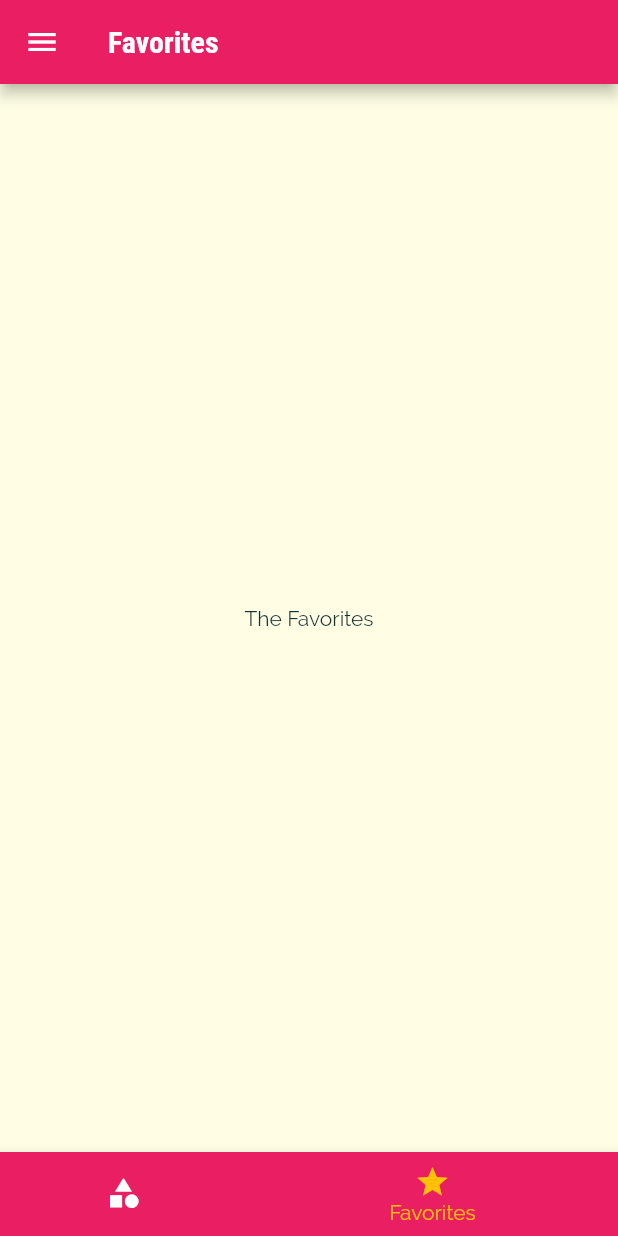
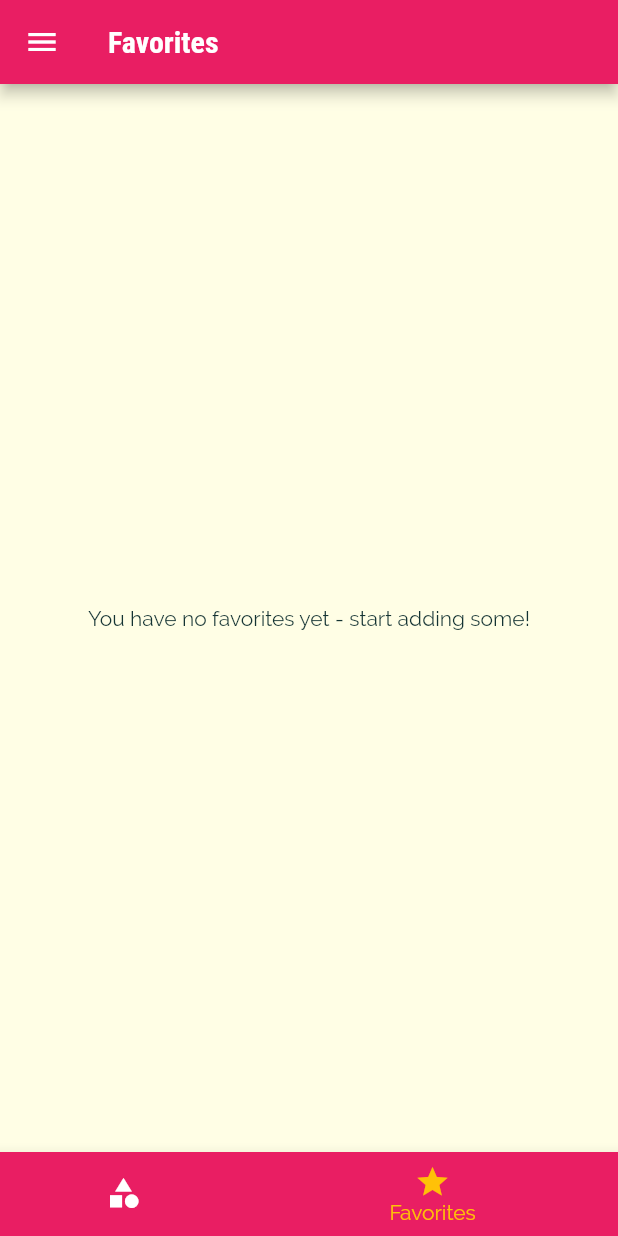
Before and after one commit to Vibhav04/Meals-App, a Flutter app: the screen it shows after launch, item 2 of the bottom bar chosen, on a phone screen of 412 x 824 dp. Run offline on Flutter 3.47's test engine with Material 2 defaults, Android fonts, the phone set to English and light mode, and no system bars.

Commit message:
complete project

```diff
--- a/lib/main.dart
+++ b/lib/main.dart
@@ -26,7 +26,7 @@ class _MyAppState extends State<MyApp> {
     'vegetarian': false,
   };
   List<Meal> _availableMeals = DUMMY_MEALS;
-  List<Meal> _favoriteMeals = [];
+  final List<Meal> _favoriteMeals = [];
 
   void _setFilters(Map<String, bool> filterData) {
     setState(() {
@@ -94,18 +94,27 @@ class _MyAppState extends State<MyApp> {
       ),
       initialRoute: '/', // default is '/'
       routes: {
-        '/': (ctx) => const TabsScreen(),
+        '/': (ctx) => TabsScreen(
+              favoriteMeals: _favoriteMeals,
+            ),
         CategoryMealsScreen.routeName: (ctx) => CategoryMealsScreen(
               availableMeals: _availableMeals,
             ),
-        MealDetailScreen.routeName: (ctx) => const MealDetailScreen(),
+        MealDetailScreen.routeName: (ctx) => MealDetailScreen(
+              isFavorite: _isMealFavorite,
+              toggleFavorite: _toggleFavorite,
+            ),
         FiltersScreen.routeName: (ctx) => FiltersScreen(
               currentFilters: _filters,
               saveFilters: _setFilters,
             ),
       },
       onUnknownRoute: (settings) {
-        return MaterialPageRoute(builder: (ctx) => const TabsScreen());
+        return MaterialPageRoute(
+          builder: (ctx) => TabsScreen(
+            favoriteMeals: _favoriteMeals,
+          ),
+        );
       },
     );
   }
--- a/lib/screens/favorites_screen.dart
+++ b/lib/screens/favorites_screen.dart
@@ -1,12 +1,35 @@
 import 'package:flutter/material.dart';
 
+import '../models/meal.dart';
+import '../widgets/meal_item.dart';
+
 class FavoritesScreen extends StatelessWidget {
-  const FavoritesScreen({super.key});
+  final List<Meal> favoriteMeals;
+
+  const FavoritesScreen({super.key, required this.favoriteMeals});
 
   @override
   Widget build(BuildContext context) {
-    return const Center(
-      child: Text('The Favorites'),
-    );
+    if (favoriteMeals.isEmpty) {
+      return const Center(
+        child: Text(
+          'You have no favorites yet - start adding some!',
+        ),
+      );
+    } else {
+      return ListView.builder(
+        itemBuilder: (ctx, index) {
+          return MealItem(
+            title: favoriteMeals[index].title,
+            imageUrl: favoriteMeals[index].imageUrl,
+            duration: favoriteMeals[index].duration,
+            complexity: favoriteMeals[index].complexity,
+            affordability: favoriteMeals[index].affordability,
+            id: favoriteMeals[index].id,
+          );
+        },
+        itemCount: favoriteMeals.length,
+      );
+    }
   }
 }
--- a/lib/screens/tabs_screen.dart
+++ b/lib/screens/tabs_screen.dart
@@ -3,20 +3,37 @@ import 'package:flutter/material.dart';
 import '../widgets/main_drawer.dart';
 import './categories_screen.dart';
 import './favorites_screen.dart';
+import '../models/meal.dart';
 
 class TabsScreen extends StatefulWidget {
-  const TabsScreen({super.key});
+  final List<Meal> favoriteMeals;
+
+  const TabsScreen({super.key, required this.favoriteMeals});
 
   @override
   State<TabsScreen> createState() => _TabsScreenState();
 }
 
 class _TabsScreenState extends State<TabsScreen> {
-  final List<Map<String, Object>> _pages = [
-    {'page': const CategoriesScreen(), 'title': 'DeliMeals'},
-    {'page': const FavoritesScreen(), 'title': 'Favorites'},
-  ];
+  late List<Map<String, Object>> _pages;
   int _selectedPageIndex = 0;
+
+  @override
+  void initState() {
+    super.initState();
+    _pages = [
+      {
+        'page': const CategoriesScreen(),
+        'title': 'DeliMeals',
+      },
+      {
+        'page': FavoritesScreen(
+          favoriteMeals: widget.favoriteMeals,
+        ),
+        'title': 'Favorites',
+      },
+    ];
+  }
 
   void _selectPage(int index) {
     setState(() {
--- a/lib/widgets/meal_item.dart
+++ b/lib/widgets/meal_item.dart
@@ -10,7 +10,6 @@ class MealItem extends StatelessWidget {
   final int duration;
   final Complexity complexity;
   final Affordability affordability;
-  final Function removeItem;
 
   const MealItem({
     super.key,
@@ -20,7 +19,6 @@ class MealItem extends StatelessWidget {
     required this.complexity,
     required this.affordability,
     required this.id,
-    required this.removeItem,
   });
 
   String get complexityText {
@@ -57,7 +55,9 @@ class MealItem extends StatelessWidget {
     )
         .then(
       (result) {
-        if (result != null) removeItem(result);
+        if (result != null) {
+          // removeItem(result);
+        }
       },
     );
   }
```
Also changed, not shown: lib/screens/category_meals_screen.dart (+0 -7 lines), lib/screens/meal_detail_screen.dart (+8 -6 lines).
